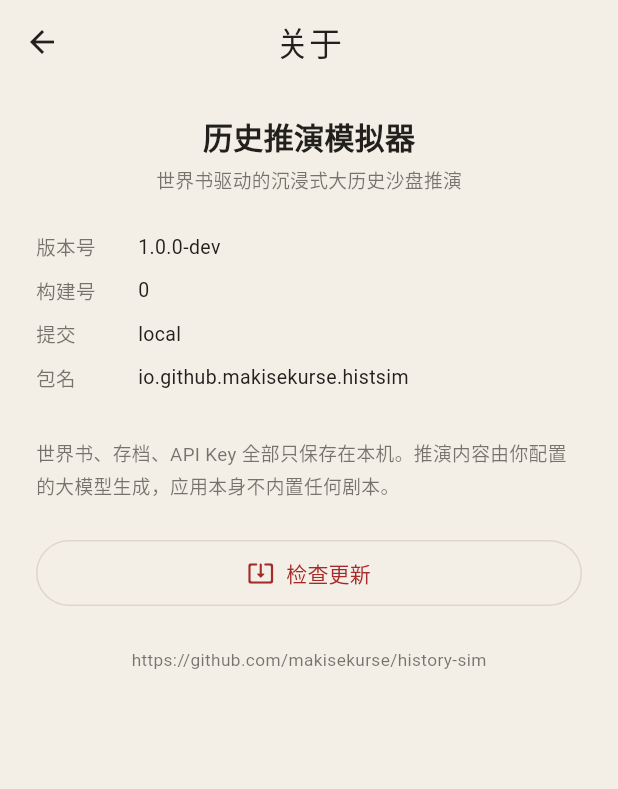
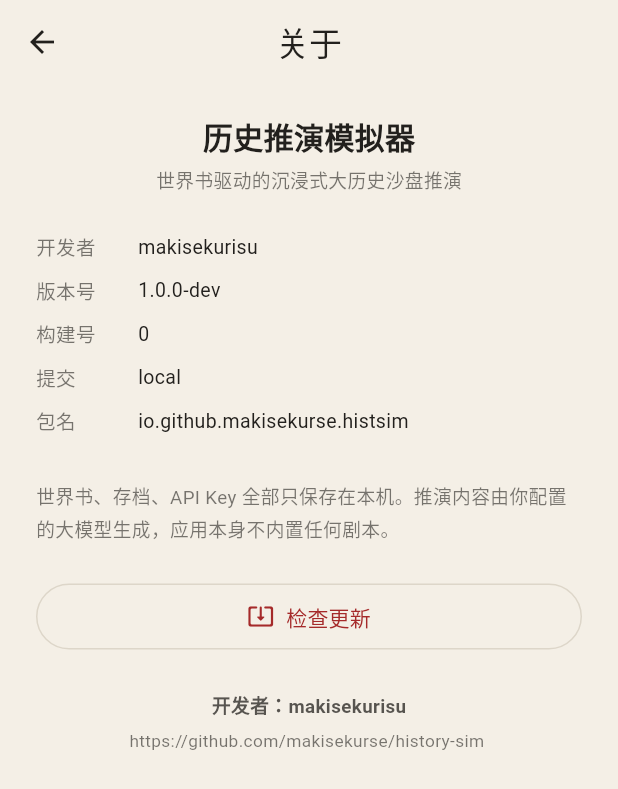
Before and after one commit to makisekurse/history-sim, a Flutter app: the AboutScreen screen opened directly, on a phone screen of 412 x 824 dp. Shown: the top 789 px of the screen. Run offline on Flutter 3.47's test engine with Material 3 defaults, Android fonts, the phone set to English and light mode, and no system bars; our stand-ins replace flutter_secure_storage, shared_preferences; accounts and stored records are empty.

Commit message:
chore: 仓库转公开；关于页补开发者署名
- makisekurse/history-sim 由私有改为公开，Release 直链无需登录即可下载
- 关于页新增「开发者：makisekurisu」署名行（AppInfo.developer）
- README 补开发者署名，下载说明去掉「需登录」

```diff
--- a/lib/core/app_info.dart
+++ b/lib/core/app_info.dart
@@ -16,6 +16,9 @@ class AppInfo {
   static const String latestReleaseApi =
       'https://api.github.com/repos/makisekurse/history-sim/releases/latest';
 
+  static const String developer = 'makisekurisu';
+  static const String developerUrl = 'https://github.com/makisekurse';
+
   static const String version =
       String.fromEnvironment('APP_VERSION', defaultValue: '1.0.0-dev');
   static const String buildNumber =
--- a/lib/ui/screens/about_screen.dart
+++ b/lib/ui/screens/about_screen.dart
@@ -73,6 +73,7 @@ class _AboutScreenState extends State<AboutScreen> {
             ),
           ),
           const SizedBox(height: 26),
+          _row(theme, '开发者', AppInfo.developer),
           _row(theme, '版本号', AppInfo.version),
           _row(theme, '构建号', AppInfo.buildNumber),
           _row(theme, '提交', AppInfo.shortSha),
@@ -121,9 +122,22 @@ class _AboutScreenState extends State<AboutScreen> {
           ],
           const SizedBox(height: 26),
           Center(
-            child: Text(
-              AppInfo.repoUrl,
-              style: TextStyle(fontSize: 11.5, color: muted),
+            child: Column(
+              children: <Widget>[
+                Text(
+                  '开发者：${AppInfo.developer}',
+                  style: TextStyle(
+                    fontSize: 12.5,
+                    fontWeight: FontWeight.w600,
+                    color: theme.colorScheme.onSurface.withValues(alpha: 0.75),
+                  ),
+                ),
+                const SizedBox(height: 6),
+                SelectableText(
+                  AppInfo.repoUrl,
+                  style: TextStyle(fontSize: 11.5, color: muted),
+                ),
+              ],
             ),
           ),
         ],
```
Also changed, not shown: 1 other file.
